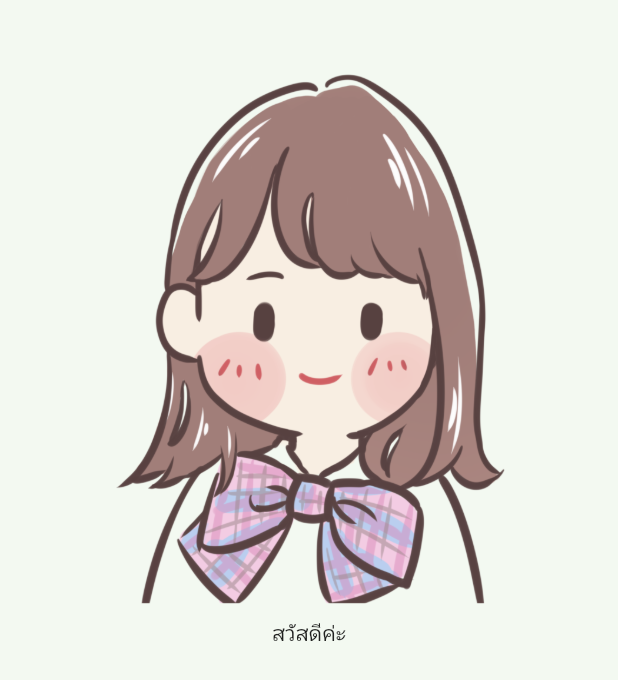
After one commit to PattaraponLertratananont/simple_login, a Flutter app: the HomeScreen screen opened directly, on a phone screen of 412 x 824 dp. The commit adds this screen. Shown: the top 680 px of the screen. Run offline on Flutter 3.47's test engine with Material 2 defaults, Android fonts, the phone set to English and light mode, and no system bars.

Commit message:
route to home

```diff
--- /dev/null
+++ b/lib/screens/home.dart
@@ -0,0 +1,21 @@
+import 'package:flutter/material.dart';
+import 'package:simple_login/const/colors.dart';
+
+class HomeScreen extends StatelessWidget {
+  const HomeScreen({Key? key}) : super(key: key);
+
+  @override
+  Widget build(BuildContext context) {
+    return Scaffold(
+      backgroundColor: AppColors.background,
+      body: Container(
+        child: Column(
+          children: [
+            Image.asset("assets/cover.png"),
+            Text("สวัสดีค่ะ"),
+          ],
+        ),
+      ),
+    );
+  }
+}
--- a/lib/screens/login.dart
+++ b/lib/screens/login.dart
@@ -1,5 +1,6 @@
 import 'package:flutter/material.dart';
 import 'package:simple_login/const/colors.dart';
+import 'package:simple_login/screens/home.dart';
 
 class LoginScreen extends StatefulWidget {
   LoginScreen({Key? key}) : super(key: key);
@@ -118,6 +119,12 @@ class _LoginScreenState extends State<LoginScreen> {
                         if (formKey.currentState!.validate()) {
                           print(usernameController.text);
                           print(passwordController.text);
+                          Navigator.of(context).pushAndRemoveUntil(
+                            MaterialPageRoute(
+                              builder: (context) => HomeScreen(),
+                            ),
+                            (route) => false,
+                          );
                         }
                       },
                       child: Container(
```
